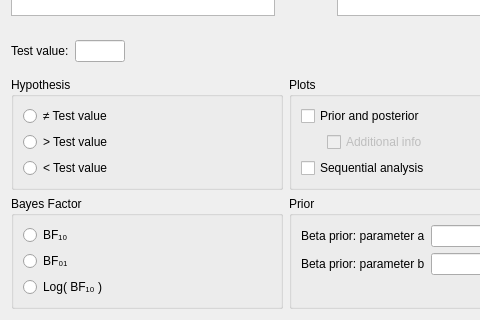
This is JASP-Desktop/analysisforms/binomialtestbayesianform.ui in jasp-stats/jasp-desktop as Qt 5 draws it before an edit; both pictures show x 0 to 480 and y 113 to 433 of the 612 by 433 pixel window. The edited form follows.
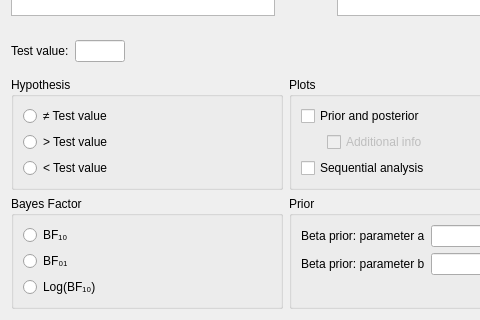
This is the edited form. Custom widgets are drawn as their Qt base class.

What changed in the file:
```diff
--- a/JASP-Desktop/analysisforms/binomialtestbayesianform.ui
+++ b/JASP-Desktop/analysisforms/binomialtestbayesianform.ui
@@ -359,7 +359,7 @@
          </sizepolicy>
         </property>
         <property name="text">
-         <string>Log( BF₁₀ )</string>
+         <string>Log(BF₁₀)</string>
         </property>
        </widget>
       </item>
```
